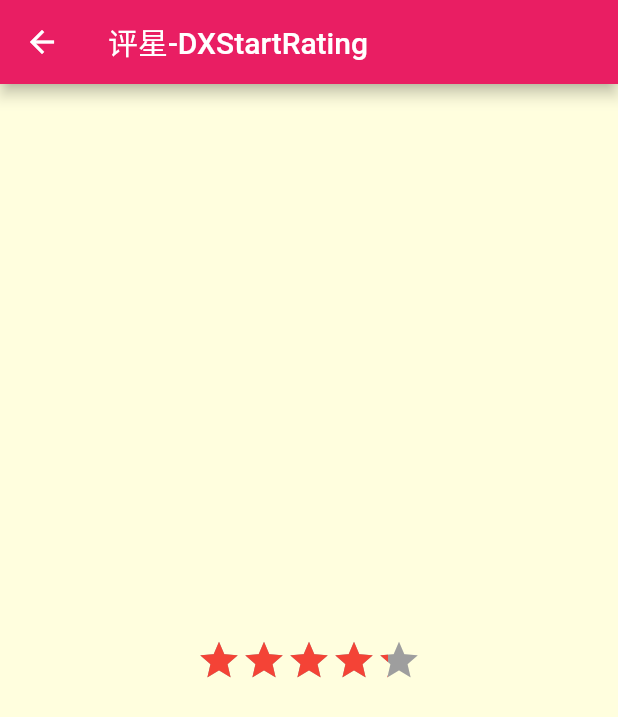
After one commit to dongxiexidu/flutter_learn_demo, a Flutter app: the DXStarRatingScreen screen opened by its route, on a phone screen of 412 x 824 dp. The commit adds this screen. Shown: the top 717 px of the screen. Run offline on Flutter 3.47's test engine with Material 2 defaults, Android fonts, the phone set to English and light mode, and no system bars.

Commit message:
评星/虚线

```diff
--- a/flutter_learn/lib/core/router/router.dart
+++ b/flutter_learn/lib/core/router/router.dart
@@ -1,10 +1,13 @@
 import 'package:flutter/material.dart';
+import 'package:flutter_learn/ui/pages/homeDetail/dashedLine_screen.dart';
 
 import 'package:flutter_learn/ui/pages/homeDetail/buttons_screen.dart';
 import 'package:flutter_learn/ui/pages/homeDetail/corner_img_cirleAvatar_screen.dart';
 import 'package:flutter_learn/ui/pages/homeDetail/corner_img_clipOval_screen.dart';
 import 'package:flutter_learn/ui/pages/homeDetail/corner_img_clipRRect_screen.dart';
 import 'package:flutter_learn/ui/pages/homeDetail/corner_text_screen.dart';
+import 'package:flutter_learn/ui/pages/homeDetail/star_rating_screen.dart';
+import 'package:flutter_learn/ui/pages/homeDetail/textField_screen.dart';
 import 'package:flutter_learn/ui/pages/main/mainScreen.dart';
 
 class DXRouter {
@@ -19,6 +22,9 @@ class DXRouter {
     DXCornerImgClipOvalScreen.routeName: (ctx) => DXCornerImgClipOvalScreen(),
     DXCornerImgClipRRectScreen.routeName: (ctx) => DXCornerImgClipRRectScreen(),
     DXButtonsScreen.routeName: (ctx) => DXButtonsScreen(),
+    DXTextFieldScreen.routeName: (ctx) => DXTextFieldScreen(),
+    DXDashedLineScreen.routeName:  (ctx) => DXDashedLineScreen(),
+    DXStarRatingScreen.routeName:  (ctx) => DXStarRatingScreen(),
   };
 
   // 自己扩展
--- /dev/null
+++ b/flutter_learn/lib/ui/pages/homeDetail/star_rating_screen.dart
@@ -0,0 +1,135 @@
+import 'package:flutter/material.dart';
+
+class DXStarRatingScreen extends StatefulWidget {
+
+  static const String routeName = "/DXStarRatingScreen";
+
+  @override
+  _DXStarRatingScreenState createState() => _DXStarRatingScreenState();
+}
+
+class _DXStarRatingScreenState extends State<DXStarRatingScreen> {
+
+  @override
+  Widget build(BuildContext context) {
+    return Scaffold(
+      appBar: AppBar(
+        title: Text("评星-DXStartRating"),
+      ),
+      body: Center(
+        child: DXStartRating(
+          rating: 8.5,
+          maxRating: 10,
+          unselectedColor: Colors.grey,
+          selectedColor: Colors.red,
+        ),
+      ),
+    );
+  }
+
+}
+
+
+
+
+
+class DXStartRating extends StatefulWidget {
+
+
+  final double rating;
+  final double maxRating;
+  final int count;
+  final double size;
+  final Color unselectedColor;
+  final Color selectedColor;
+  final Widget selectedImage;
+  final Widget unselectedImage;
+
+  DXStartRating({
+    @required this.rating,
+    this.maxRating = 10,
+    this.count = 5,
+    this.size = 30,
+    this.unselectedColor = const Color(0xffbbbbbb),
+    this.selectedColor = const Color(0xffe0aa46),
+    Widget unselectedImage,
+    Widget selectedImage
+  }) : unselectedImage = unselectedImage ?? Icon(Icons.star, size: size, color: unselectedColor),
+        selectedImage = selectedImage ?? Icon(Icons.star, size: size, color: selectedColor);
+
+  @override
+  _DXStartRatingState createState() => _DXStartRatingState();
+}
+
+class _DXStartRatingState extends State<DXStartRating> {
+
+
+  @override
+  Widget build(BuildContext context) {
+    return Container(
+      child: Stack(
+        children: <Widget>[
+          Row(
+            children: getUnselectedImage(),
+            mainAxisSize: MainAxisSize.min,
+          ),
+          Row(
+            children: getSelectImage(),
+            mainAxisSize: MainAxisSize.min,
+          )
+        ],
+      ),
+    );
+  }
+
+
+  List<Widget> getUnselectedImage() {
+    return List.generate(widget.count, (index) {
+      return widget.unselectedImage;
+    });
+  }
+
+  List<Widget> getSelectImage() {
+
+    // 1.计算Star个数和剩余比例等
+    double oneValue = widget.maxRating / widget.count;
+    int entireCount = (widget.rating / oneValue).floor();
+    double leftValue = widget.rating - entireCount * oneValue;
+    double leftRatio = leftValue / oneValue;
+
+    // 2.获取start
+    List<Widget> selectedImages = [];
+    for (int i = 0; i < entireCount; i++) {
+      selectedImages.add(widget.selectedImage);
+    }
+
+    // 3.计算
+    Widget leftStar = ClipRect(
+      clipper: MyRectClipper(width: leftRatio * widget.size),
+      child: widget.selectedImage,
+    );
+    selectedImages.add(leftStar);
+
+    return selectedImages;
+  }
+
+
+}
+
+
+class MyRectClipper extends CustomClipper<Rect> {
+  final double width;
+
+  MyRectClipper({this.width});
+
+  @override
+  Rect getClip(Size size) {
+    return Rect.fromLTRB(0, 0, width, size.height);
+  }
+
+  @override
+  bool shouldReclip(MyRectClipper oldClipper) {
+    return width != oldClipper.width;
+  }
+
+}
```
Also changed, not shown: flutter_learn/lib/ui/pages/home/home_content.dart (+16 -1 lines), flutter_learn/lib/ui/pages/homeDetail/dashedLine_screen.dart (added, +94 -0 lines), flutter_learn/lib/ui/pages/homeDetail/textField_screen.dart (added, +95 -0 lines).
